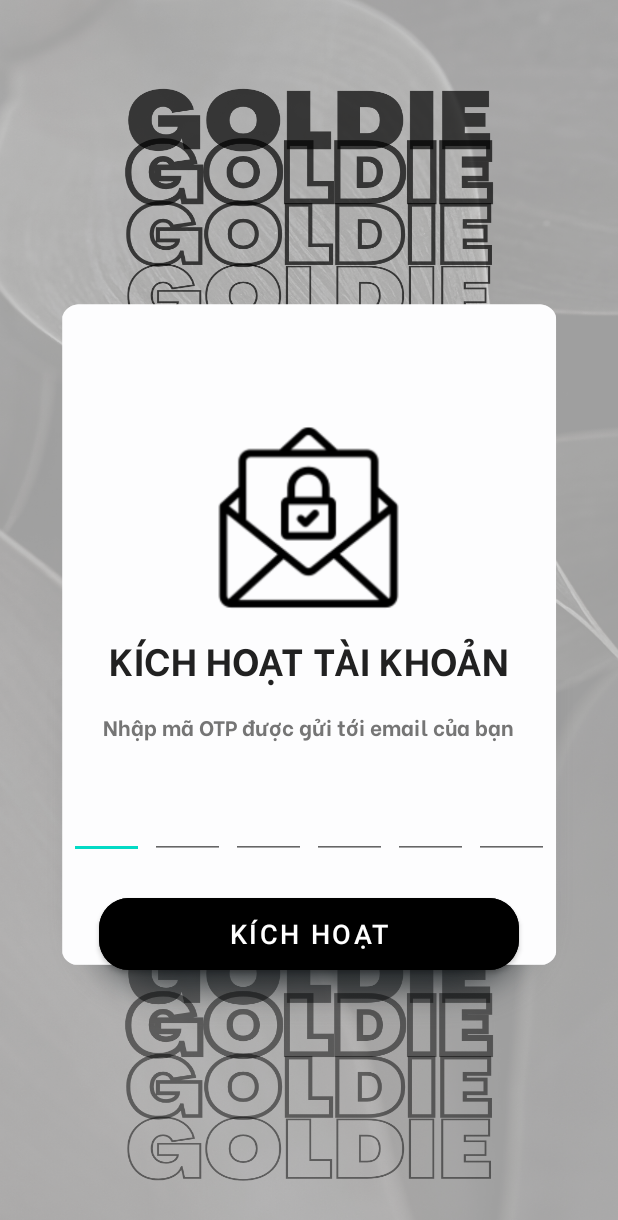
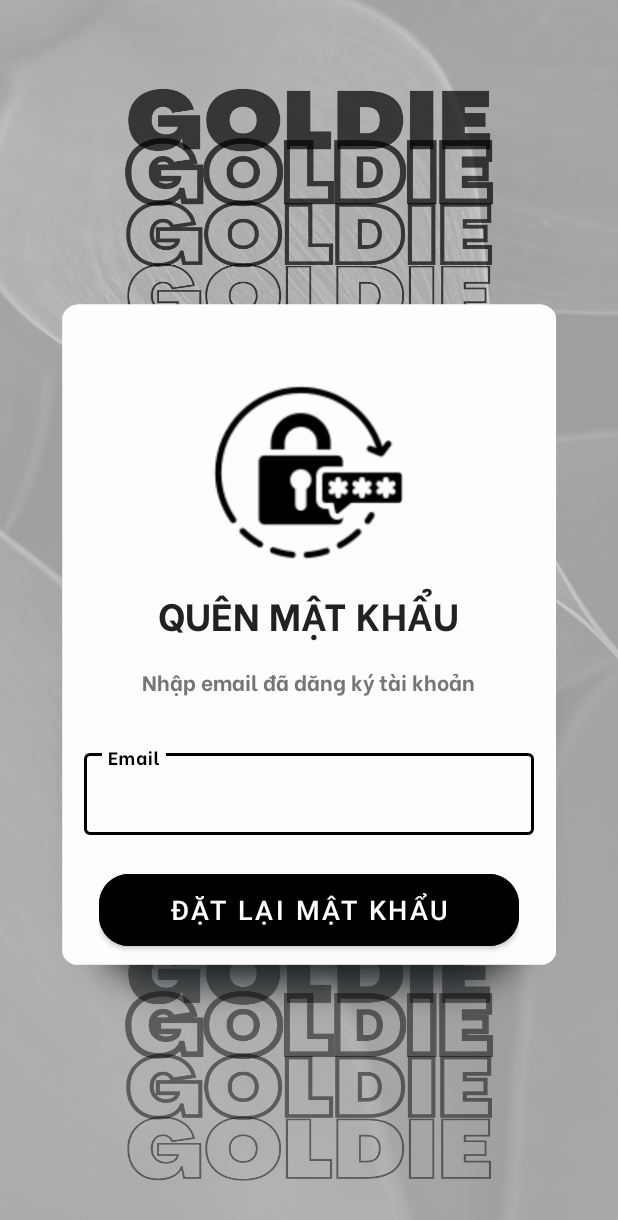
Before and after one commit to duogwas/goldie, an Android app: the SignInActivity screen opened directly, with no data from a screen before it, after a tap on "Quên mật khẩu", on a phone screen of 412 x 824 dp. Shown: the top 1220 px of the screen. Run offline under Robolectric (Android 15) with nearby library versions, the phone set to English and light mode, and no system bars.

Commit message:
ft/forgot-pass: done ui
bonus update intent logic, fix empty sign in and sign up

```diff
--- a/app/src/main/AndroidManifest.xml
+++ b/app/src/main/AndroidManifest.xml
@@ -10,12 +10,15 @@
         android:dataExtractionRules="@xml/data_extraction_rules"
         android:fullBackupContent="@xml/backup_rules"
         android:icon="@mipmap/ic_launcher"
+        android:label="@string/app_name"
         android:roundIcon="@mipmap/ic_launcher_round"
-        android:label="@string/app_name"
         android:supportsRtl="true"
         android:theme="@style/Theme.Goldie"
         android:usesCleartextTraffic="true"
         tools:targetApi="31">
+        <activity
+            android:name=".Activity.ForgotPasswordActivity"
+            android:exported="false" />
         <activity
             android:name=".Activity.ActiveAccountActivity"
             android:exported="false" />
--- a/app/src/main/java/fithou/duogwas/goldie/Activity/ActiveAccountActivity.java
+++ b/app/src/main/java/fithou/duogwas/goldie/Activity/ActiveAccountActivity.java
@@ -11,14 +11,13 @@ import android.view.View;
 import android.view.WindowManager;
 import android.widget.Button;
 import android.widget.EditText;
-import android.widget.ProgressBar;
 import android.widget.Toast;
 
 import com.google.gson.Gson;
 
-import fithou.duogwas.goldie.Model.LoginDto;
+import fithou.duogwas.goldie.Request.LoginDto;
 import fithou.duogwas.goldie.R;
-import fithou.duogwas.goldie.Request.TokenDto;
+import fithou.duogwas.goldie.Response.TokenDto;
 import fithou.duogwas.goldie.Response.ErrorResponse;
 import fithou.duogwas.goldie.Retrofit.ApiUtils;
 import fithou.duogwas.goldie.Retrofit.UserService;
--- /dev/null
+++ b/app/src/main/java/fithou/duogwas/goldie/Activity/ForgotPasswordActivity.java
@@ -0,0 +1,18 @@
+package fithou.duogwas.goldie.Activity;
+
+import androidx.appcompat.app.AppCompatActivity;
+
+import android.os.Bundle;
+import android.view.WindowManager;
+
+import fithou.duogwas.goldie.R;
+
+public class ForgotPasswordActivity extends AppCompatActivity {
+
+    @Override
+    protected void onCreate(Bundle savedInstanceState) {
+        super.onCreate(savedInstanceState);
+        getWindow().setFlags(WindowManager.LayoutParams.FLAG_FULLSCREEN, WindowManager.LayoutParams.FLAG_FULLSCREEN);
+        setContentView(R.layout.activity_forgot_password);
+    }
+}
--- a/app/src/main/java/fithou/duogwas/goldie/Activity/IntroActivity.java
+++ b/app/src/main/java/fithou/duogwas/goldie/Activity/IntroActivity.java
@@ -31,7 +31,6 @@ public class IntroActivity extends AppCompatActivity {
             @Override
             public void onClick(View view) {
                 startActivity(new Intent(IntroActivity.this, SignInActivity.class));
-                finish();
             }
         });
     }
--- a/app/src/main/java/fithou/duogwas/goldie/Activity/SignInActivity.java
+++ b/app/src/main/java/fithou/duogwas/goldie/Activity/SignInActivity.java
@@ -14,9 +14,9 @@ import android.widget.Toast;
 
 import com.google.gson.Gson;
 
-import fithou.duogwas.goldie.Model.LoginDto;
+import fithou.duogwas.goldie.Request.LoginDto;
 import fithou.duogwas.goldie.R;
-import fithou.duogwas.goldie.Request.TokenDto;
+import fithou.duogwas.goldie.Response.TokenDto;
 import fithou.duogwas.goldie.Response.ErrorResponse;
 import fithou.duogwas.goldie.Retrofit.ApiUtils;
 import fithou.duogwas.goldie.Retrofit.UserService;
@@ -66,6 +66,12 @@ public class SignInActivity extends AppCompatActivity implements View.OnClickLis
             edtPassword.requestFocus();
         }
 
+        if (edtUsername.getText().toString().trim().isEmpty() ||
+                edtPassword.getText().toString().trim().isEmpty()) {
+            Toast.makeText(SignInActivity.this, "Vui lòng nhập đầy đủ thông tin", Toast.LENGTH_SHORT).show();
+            return;
+        }
+
         LoginDto loginDto = new LoginDto(username, password, "string");
         UserService userService = ApiUtils.getUserAPIService();
         Call<TokenDto> call1 = userService.SignIn(loginDto);
@@ -108,15 +114,13 @@ public class SignInActivity extends AppCompatActivity implements View.OnClickLis
                 break;
 
             case R.id.tvForgotPassword:
-                intent = new Intent(SignInActivity.this, ActiveAccountActivity.class);
+                intent = new Intent(SignInActivity.this, ForgotPasswordActivity.class);
                 startActivity(intent);
-                finish();
                 break;
 
             case R.id.tvSignUp:
                 intent = new Intent(SignInActivity.this, SignUpActivity.class);
                 startActivity(intent);
-                finish();
                 break;
 
             default:
--- a/app/src/main/java/fithou/duogwas/goldie/Activity/SignUpActivity.java
+++ b/app/src/main/java/fithou/duogwas/goldie/Activity/SignUpActivity.java
@@ -77,6 +77,14 @@ public class SignUpActivity extends AppCompatActivity implements View.OnClickLis
             edtPassword.requestFocus();
         }
 
+        if (edtEmail.getText().toString().trim().isEmpty() ||
+                edtPassword.getText().toString().trim().isEmpty() ||
+                edtFullName.getText().toString().trim().isEmpty() ||
+                edtPhone.getText().toString().trim().isEmpty()) {
+            Toast.makeText(SignUpActivity.this, "Vui lòng nhập đầy đủ thông tin", Toast.LENGTH_SHORT).show();
+            return;
+        }
+
         User userRegis = new User(email, password, fullname, phone);
         UserService userService = ApiUtils.getUserAPIService();
         Call<User> call = userService.SignUp(userRegis);
@@ -85,7 +93,7 @@ public class SignUpActivity extends AppCompatActivity implements View.OnClickLis
             public void onResponse(Call<User> call, Response<User> response) {
                 if (response.isSuccessful()) {
                     User user = response.body();
-                    Intent intent = new Intent(SignUpActivity.this,ActiveAccountActivity.class);
+                    Intent intent = new Intent(SignUpActivity.this, ActiveAccountActivity.class);
                     intent.putExtra("emailRegis", email);
                     intent.putExtra("passwordRegis", password);
                     startActivity(intent);
@@ -125,7 +133,6 @@ public class SignUpActivity extends AppCompatActivity implements View.OnClickLis
             case R.id.tvSignIn:
                 intent = new Intent(SignUpActivity.this, SignInActivity.class);
                 startActivity(intent);
-                finish();
                 break;
 
             default:
--- a/app/src/main/java/fithou/duogwas/goldie/Model/LoginDto.java
+++ b/app/src/main/java/fithou/duogwas/goldie/Request/LoginDto.java
@@ -1,4 +1,4 @@
-package fithou.duogwas.goldie.Model;
+package fithou.duogwas.goldie.Request;
 //
 // Created by duogwas on 23/01/2024.
 //
--- a/app/src/main/java/fithou/duogwas/goldie/Request/TokenDto.java
+++ b/app/src/main/java/fithou/duogwas/goldie/Response/TokenDto.java
@@ -1,4 +1,4 @@
-package fithou.duogwas.goldie.Request;
+package fithou.duogwas.goldie.Response;
 //
 // Created by duogwas on 23/01/2024.
 //
--- a/app/src/main/java/fithou/duogwas/goldie/Retrofit/UserService.java
+++ b/app/src/main/java/fithou/duogwas/goldie/Retrofit/UserService.java
@@ -4,9 +4,9 @@ package fithou.duogwas.goldie.Retrofit;
 //
 
 
-import fithou.duogwas.goldie.Model.LoginDto;
+import fithou.duogwas.goldie.Request.LoginDto;
 import fithou.duogwas.goldie.Model.User;
-import fithou.duogwas.goldie.Request.TokenDto;
+import fithou.duogwas.goldie.Response.TokenDto;
 import retrofit2.Call;
 import retrofit2.http.Body;
 import retrofit2.http.POST;
--- /dev/null
+++ b/app/src/main/res/layout/activity_forgot_password.xml
@@ -0,0 +1,106 @@
+<?xml version="1.0" encoding="utf-8"?>
+<ScrollView xmlns:android="http://schemas.android.com/apk/res/android"
+    xmlns:app="http://schemas.android.com/apk/res-auto"
+    xmlns:tools="http://schemas.android.com/tools"
+    android:layout_width="match_parent"
+    android:layout_height="match_parent"
+    android:background="@drawable/bg_active_account"
+    android:overScrollMode="never"
+    android:scrollbars="none"
+    tools:context=".Activity.ForgotPasswordActivity">
+
+    <LinearLayout
+        android:layout_width="match_parent"
+        android:layout_height="wrap_content"
+        android:gravity="center_horizontal"
+        android:orientation="vertical">
+
+        <ImageView
+            android:layout_width="130dp"
+            android:layout_height="130dp"
+            android:layout_marginTop="250dp"
+            android:src="@drawable/ic_reset_password" />
+
+        <TextView
+            android:layout_width="wrap_content"
+            android:layout_height="wrap_content"
+            android:layout_marginTop="10dp"
+            android:fontFamily="@font/be_vietnam_bold"
+            android:text="quên mật khẩu"
+            android:textAllCaps="true"
+            android:textColor="#212121"
+            android:textSize="25sp" />
+
+        <TextView
+            android:layout_width="wrap_content"
+            android:layout_height="wrap_content"
+            android:layout_marginTop="15dp"
+            android:fontFamily="@font/be_vietnam_bold"
+            android:text="Nhập email đã dăng ký tài khoản"
+            android:textColor="#757575"
+            android:textSize="14sp" />
+
+        <com.google.android.material.textfield.TextInputLayout
+            android:id="@+id/txtLayoutEmail"
+            style="@style/Widget.MaterialComponents.TextInputLayout.OutlinedBox"
+            android:layout_width="300dp"
+            android:layout_height="60dp"
+            android:layout_marginTop="32dp"
+            android:hint="Email"
+            android:textColorHint="@color/black"
+            app:boxStrokeColor="@color/black"
+            app:hintTextColor="@color/black">
+
+            <com.google.android.material.textfield.TextInputEditText
+                android:id="@+id/edtForgotPasswordEmail"
+                android:layout_width="match_parent"
+                android:layout_height="wrap_content"
+                android:fontFamily="@font/be_vietnam_bold"
+                android:inputType="textEmailAddress"
+                android:singleLine="true"
+                android:textColor="@color/black" />
+
+        </com.google.android.material.textfield.TextInputLayout>
+
+        <TextView
+            android:id="@+id/tvNoti"
+            android:layout_width="wrap_content"
+            android:layout_height="wrap_content"
+            android:layout_marginTop="15dp"
+            android:fontFamily="@font/be_vietnam_bold"
+            android:visibility="gone"
+            android:text="Vui lòng đăng nhập lai với mật khẩu mới"
+            android:textColor="#212121"
+            android:textSize="15sp" />
+
+        <RelativeLayout
+            android:layout_width="wrap_content"
+            android:layout_height="wrap_content"
+            android:gravity="center"
+            android:orientation="horizontal">
+            <Button
+                android:id="@+id/btnConfirm"
+                android:layout_width="280dp"
+                android:layout_height="60dp"
+                android:layout_marginTop="20dp"
+                android:backgroundTint="#000"
+                android:text="đặt lại mật khẩu"
+                android:textAllCaps="true"
+                android:textSize="18sp"
+                app:cornerRadius="20dp" />
+
+            <Button
+                android:id="@+id/btnSignIn"
+                android:layout_width="280dp"
+                android:layout_height="60dp"
+                android:layout_marginTop="20dp"
+                android:backgroundTint="#000"
+                android:text="Đăng nhập"
+                android:visibility="gone"
+                android:textAllCaps="true"
+                android:textSize="18sp"
+                app:cornerRadius="20dp" />
+        </RelativeLayout>
+
+    </LinearLayout>
+</ScrollView>
```
Also changed, not shown: app/src/main/res/drawable/ic_reset_password.png (added).
